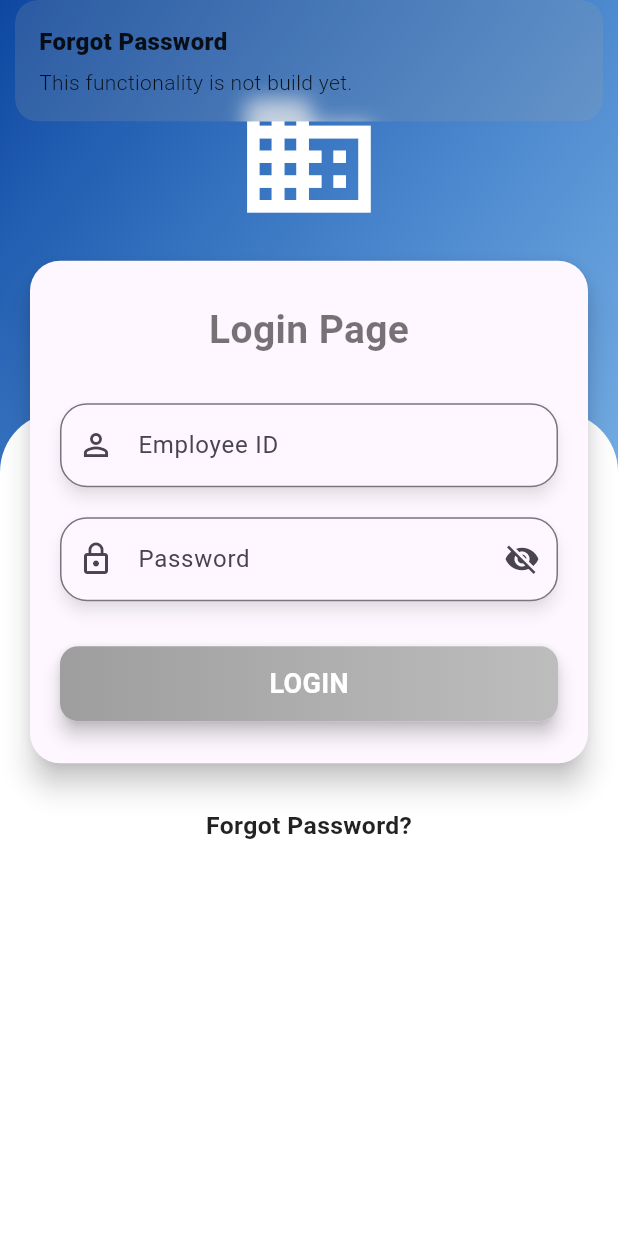
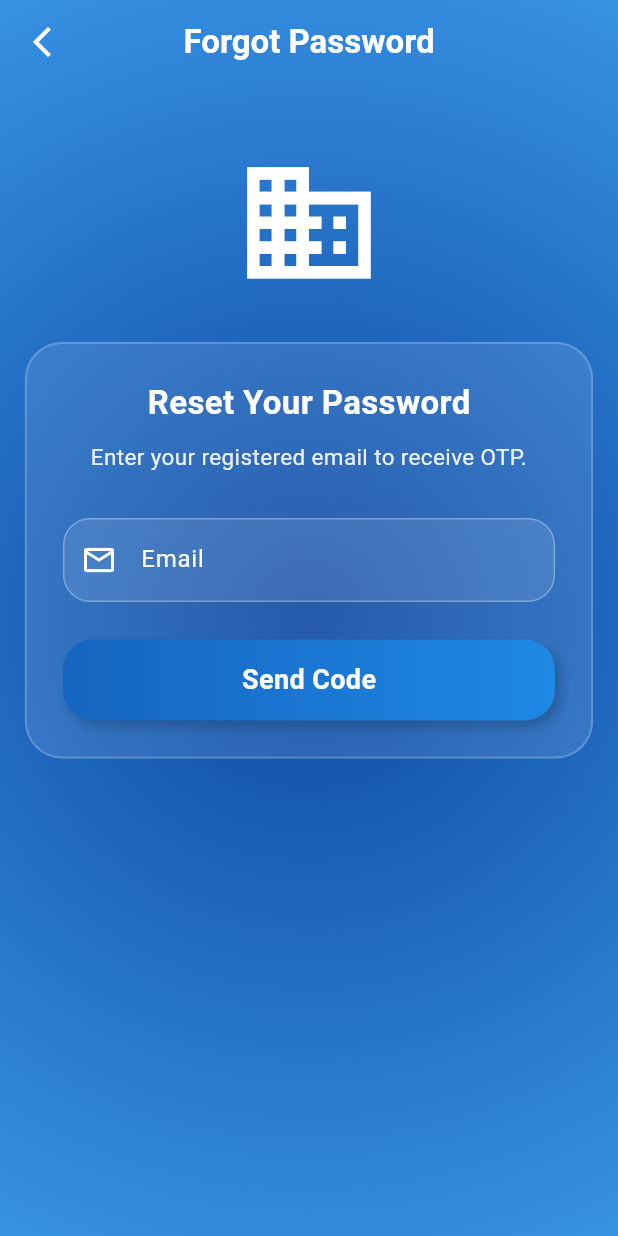
Before and after one commit to osama-dev-nabiqasim/NQConnect, a Flutter app: the screen it shows after launch, after a tap on "Forgot Password?", on a phone screen of 412 x 824 dp. Run offline on Flutter 3.47's test engine with Material 3 defaults, Android fonts, the light colour scheme and no system bars; our stand-ins replace get.

Commit message:
Updated on 04-09-2025

```diff
--- a/analysis_options.yaml
+++ b/analysis_options.yaml
@@ -7,6 +7,9 @@
 
 # The following line activates a set of recommended lints for Flutter apps,
 # packages, and plugins designed to encourage good coding practices.
+analyzer:
+  errors:
+    deprecated_member_use: ignore
 include: package:flutter_lints/flutter.yaml
 
 linter:
@@ -23,6 +26,5 @@ linter:
   rules:
     # avoid_print: false  # Uncomment to disable the `avoid_print` rule
     # prefer_single_quotes: true  # Uncomment to enable the `prefer_single_quotes` rule
-
 # Additional information about this file can be found at
 # https://dart.dev/guides/language/analysis-options
--- a/lib/main.dart
+++ b/lib/main.dart
@@ -3,8 +3,9 @@
 import 'package:flutter/material.dart';
 import 'package:get/get.dart';
 import 'package:nqconnect/controllers/user_controller.dart';
+import 'package:nqconnect/screens/auth_screens/forgot_password.dart';
 import 'package:nqconnect/screens/dashboard/dashboard_screen.dart';
-import 'package:nqconnect/screens/login/login_screen.dart';
+import 'package:nqconnect/screens/auth_screens/login_screen.dart';
 import 'package:nqconnect/screens/placeholder_screen.dart';
 
 void main() {
@@ -17,12 +18,20 @@ class MyApp extends StatelessWidget {
   Widget build(BuildContext context) {
     return GetMaterialApp(
       debugShowCheckedModeBanner: false,
+      title: "NQconnect",
       theme: ThemeData(
+        primarySwatch: Colors.blue,
         primaryColor: Colors.blue[900],
         scaffoldBackgroundColor: Colors.white,
+        appBarTheme: AppBarTheme(
+          backgroundColor: Colors.blue.shade400,
+          foregroundColor: Colors.white,
+          centerTitle: true,
+        ),
         textTheme: TextTheme(
           bodyLarge: TextStyle(color: Colors.black),
           bodyMedium: TextStyle(color: Colors.black),
+          titleLarge: TextStyle(fontWeight: FontWeight.bold),
         ),
         inputDecorationTheme: InputDecorationTheme(
           border: OutlineInputBorder(),
@@ -39,6 +48,7 @@ class MyApp extends StatelessWidget {
       getPages: [
         GetPage(name: '/login', page: () => LoginScreen()),
         GetPage(name: '/dashboard', page: () => DashboardScreen()),
+        GetPage(name: '/forgotpassword', page: () => ForgotPasswordScreen()),
         // Placeholders for now
         // Employee Routes
         GetPage(
--- /dev/null
+++ b/lib/screens/auth_screens/forgot_password.dart
@@ -0,0 +1,211 @@
+// ignore_for_file: prefer_const_constructors, deprecated_member_use
+
+import 'dart:ui';
+import 'package:flutter/material.dart';
+import 'package:get/get.dart';
+import 'package:nqconnect/utils/responsive.dart';
+
+class ForgotPasswordScreen extends StatefulWidget {
+  const ForgotPasswordScreen({super.key});
+
+  @override
+  State<ForgotPasswordScreen> createState() => _ForgotPasswordScreenState();
+}
+
+class _ForgotPasswordScreenState extends State<ForgotPasswordScreen> {
+  final TextEditingController _emailController = TextEditingController();
+  final GlobalKey<FormState> _formKey = GlobalKey<FormState>();
+
+  void _sendResetCode() {
+    if (_formKey.currentState!.validate()) {
+      String email = _emailController.text.trim();
+      Get.snackbar(
+        "Success",
+        "Reset code sent to $email",
+        backgroundColor: Colors.green,
+        colorText: Colors.white,
+      );
+    }
+  }
+
+  @override
+  Widget build(BuildContext context) {
+    return Scaffold(
+      extendBodyBehindAppBar: true,
+      appBar: AppBar(
+        backgroundColor: Colors.transparent,
+        elevation: 0,
+        leading: IconButton(
+          icon: Icon(Icons.arrow_back_ios_new, color: Colors.white),
+          onPressed: () => Get.back(),
+        ),
+        title: Text(
+          "Forgot Password",
+          style: TextStyle(fontWeight: FontWeight.bold, color: Colors.white),
+        ),
+        centerTitle: true,
+      ),
+      body: Container(
+        width: screenWidth(context),
+        height: screenHeight(context),
+        decoration: BoxDecoration(
+          gradient: RadialGradient(
+            center: Alignment.center,
+            radius: 1.4,
+            colors: [Colors.blue.shade900, Colors.blue.shade400],
+            // begin: Alignment.topLeft,
+            // end: Alignment.bottomRight,
+          ),
+        ),
+        child: SingleChildScrollView(
+          padding: EdgeInsets.symmetric(
+            horizontal: screenWidth(context) * 0.02,
+          ),
+          child: Column(
+            children: [
+              SizedBox(height: screenHeight(context) * 0.12),
+              // Logo
+              Center(
+                child: Icon(
+                  Icons.business,
+                  size: screenHeight(context) * 0.12,
+                  color: Colors.white,
+                ),
+              ),
+              SizedBox(height: 30),
+
+              // Glassy Card Container
+              ClipRRect(
+                borderRadius: BorderRadius.circular(25),
+                child: BackdropFilter(
+                  filter: ImageFilter.blur(sigmaX: 15, sigmaY: 15),
+                  child: Container(
+                    padding: EdgeInsets.all(24),
+                    width: double.infinity,
+                    decoration: BoxDecoration(
+                      color: Colors.white.withOpacity(0.1),
+                      borderRadius: BorderRadius.circular(25),
+                      border: Border.all(
+                        color: Colors.white.withOpacity(0.2),
+                        width: 1.5,
+                      ),
+                    ),
+                    child: Form(
+                      key: _formKey,
+                      child: Column(
+                        children: [
+                          Text(
+                            "Reset Your Password",
+                            style: TextStyle(
+                              fontSize: 22,
+                              fontWeight: FontWeight.bold,
+                              color: Colors.white,
+                            ),
+                          ),
+                          SizedBox(height: 10),
+                          Text(
+                            "Enter your registered email to receive OTP.",
+                            textAlign: TextAlign.center,
+                            style: TextStyle(
+                              fontSize: 15,
+                              color: Colors.white.withOpacity(0.9),
+                            ),
+                          ),
+                          SizedBox(height: 30),
+
+                          // Email Input
+                          TextFormField(
+                            controller: _emailController,
+                            keyboardType: TextInputType.emailAddress,
+                            validator: (value) {
+                              if (value == null || value.isEmpty) {
+                                return "Please enter your email";
+                              } else if (!RegExp(
+                                r'^[a-zA-Z0-9._%+-]+@[a-zA-Z0-9.-]+\.[a-zA-Z]{2,4}$',
+                              ).hasMatch(value)) {
+                                return "Enter a valid email address";
+                              }
+                              return null;
+                            },
+                            style: TextStyle(color: Colors.white),
+                            decoration: InputDecoration(
+                              prefixIcon: Icon(
+                                Icons.email_outlined,
+                                color: Colors.white,
+                              ),
+                              hintText: "Email",
+                              labelText: "Email",
+                              labelStyle: TextStyle(color: Colors.white),
+                              hintStyle: TextStyle(
+                                color: Colors.white.withOpacity(0.7),
+                              ),
+                              filled: true,
+                              fillColor: Colors.white.withOpacity(0.1),
+                              border: OutlineInputBorder(
+                                borderRadius: BorderRadius.circular(18),
+                                borderSide: BorderSide(
+                                  color: Colors.white.withOpacity(0.3),
+                                ),
+                              ),
+                              enabledBorder: OutlineInputBorder(
+                                borderRadius: BorderRadius.circular(18),
+                                borderSide: BorderSide(
+                                  color: Colors.white.withOpacity(0.3),
+                                ),
+                              ),
+                              focusedBorder: OutlineInputBorder(
+                                borderRadius: BorderRadius.circular(18),
+                                borderSide: BorderSide(color: Colors.white),
+                              ),
+                            ),
+                          ),
+                          SizedBox(height: 25),
+
+                          // Send Code Button
+                          GestureDetector(
+                            onTap: _sendResetCode,
+                            child: Container(
+                              width: double.infinity,
+                              padding: EdgeInsets.symmetric(vertical: 14),
+                              decoration: BoxDecoration(
+                                gradient: LinearGradient(
+                                  colors: [
+                                    Colors.blue.shade800,
+                                    Colors.blue.shade600,
+                                  ],
+                                ),
+                                borderRadius: BorderRadius.circular(20),
+                                boxShadow: [
+                                  BoxShadow(
+                                    color: Colors.black.withOpacity(0.2),
+                                    offset: Offset(4, 4),
+                                    blurRadius: 6,
+                                  ),
+                                ],
+                              ),
+                              child: Center(
+                                child: Text(
+                                  "Send Code",
+                                  style: TextStyle(
+                                    color: Colors.white,
+                                    fontSize: 18,
+                                    fontWeight: FontWeight.bold,
+                                  ),
+                                ),
+                              ),
+                            ),
+                          ),
+                        ],
+                      ),
+                    ),
+                  ),
+                ),
+              ),
+              SizedBox(height: 40),
+            ],
+          ),
+        ),
+      ),
+    );
+  }
+}
--- a/lib/screens/login/login_screen.dart
+++ b/lib/screens/auth_screens/login_screen.dart
@@ -1,5 +1,5 @@
 // ignore_for_file: deprecated_member_use, sized_box_for_whitespace
-
+import 'dart:ui';
 import 'package:flutter/material.dart';
 import 'package:get/get.dart';
 import 'package:nqconnect/controllers/user_controller.dart';
@@ -122,15 +122,31 @@ class _LoginScreenState extends State<LoginScreen> {
               ),
 
               // White card container
-              Container(
+              BackdropFilter(
+                filter: ImageFilter.blur(
+                  sigmaX: 20,
+                  sigmaY: 20,
+                ), // 👈 glass blur
+
+                child: Container(
                   margin: EdgeInsets.only(top: screenHeight / 3),
                   height: screenHeight / 1.5,
                   width: screenWidth,
                   decoration: BoxDecoration(
-                  color: Colors.white,
+                    // gradient: RadialGradient(
+                    //   center: Alignment.center,
+                    //   radius: 1.2,
+                    //   colors: [
+                    //     const Color.fromARGB(255, 255, 255, 255),
+                    //     const Color(0xFFE6E6E6),
+                    //   ],
+                    //   // begin: Alignment.topLeft,
+                    //   // end: Alignment.bottomRight,
+                    // ),
                     borderRadius: BorderRadius.only(
                       topLeft: Radius.circular(40),
                       topRight: Radius.circular(40),
+                    ),
                   ),
                 ),
               ),
@@ -154,10 +170,17 @@ class _LoginScreenState extends State<LoginScreen> {
                       borderRadius: BorderRadius.circular(20),
                       child: Container(
                         padding: EdgeInsets.symmetric(
-                          horizontal: 20,
+                          horizontal: 28,
                           vertical: 28,
                         ),
                         decoration: BoxDecoration(
+                          gradient: RadialGradient(
+                            center: Alignment.center,
+                            radius: 1.2,
+                            colors: [Colors.grey.shade200, Colors.white70],
+                            // begin: Alignment.topLeft,
+                            // end: Alignment.bottomRight,
+                          ),
                           borderRadius: BorderRadius.circular(20),
                         ),
                         child: Form(
@@ -192,10 +215,7 @@ class _LoginScreenState extends State<LoginScreen> {
                       children: [
                         GestureDetector(
                           onTap: () {
-                            Get.snackbar(
-                              "Forgot Password",
-                              "This functionality is not build yet.",
-                            );
+                            Get.toNamed('/forgotpassword');
                           },
                           child: Text(
                             "Forgot Password?",
--- a/lib/screens/dashboard/dashboard_screen.dart
+++ b/lib/screens/dashboard/dashboard_screen.dart
@@ -51,10 +51,11 @@ class DashboardScreen extends StatelessWidget {
       child: ClipRRect(
         borderRadius: BorderRadius.circular(20),
         child: BackdropFilter(
-          filter: ImageFilter.blur(sigmaX: 12, sigmaY: 12), // 👈 glass blur
+          filter: ImageFilter.blur(sigmaX: 20, sigmaY: 20), // 👈 glass blur
           child: Container(
             decoration: BoxDecoration(
               borderRadius: BorderRadius.circular(20),
+
               gradient: LinearGradient(
                 colors: [
                   Colors.blue.shade900.withOpacity(0.9), // 👈 transparency
@@ -156,7 +157,7 @@ class DashboardScreen extends StatelessWidget {
             color: Colors.white,
             fontSize: Responsive.font(
               context,
-              Responsive.height(context) * 0.035,
+              Responsive.height(context) * 0.030,
             ),
           ),
         ),
--- a/lib/utils/responsive.dart
+++ b/lib/utils/responsive.dart
@@ -10,3 +10,6 @@ class Responsive {
   static double font(BuildContext context, double size) =>
       (width(context) / 390) * size; // base iPhone 12 width reference
 }
+
+double screenHeight(BuildContext context) => MediaQuery.of(context).size.height;
+double screenWidth(BuildContext context) => MediaQuery.of(context).size.height;
```
Also changed, not shown: lib/screens/auth_screens/login_binding.dart (added), lib/screens/auth_screens/login_controller.dart (added). Lines whose indentation alone changed are shown as unchanged.
